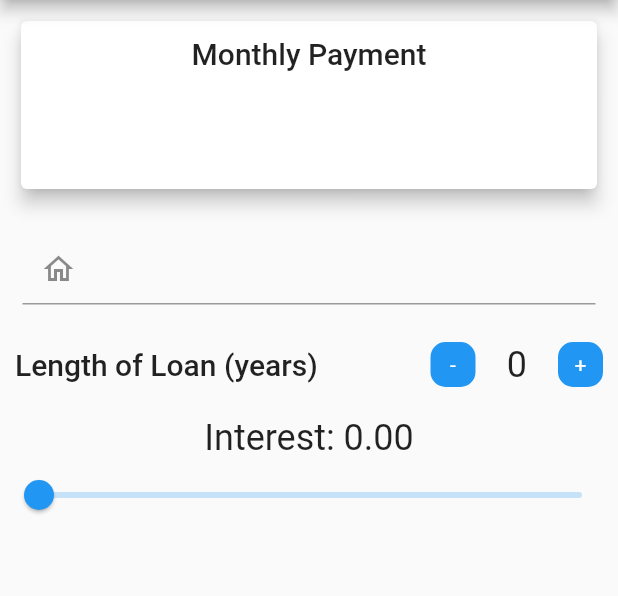
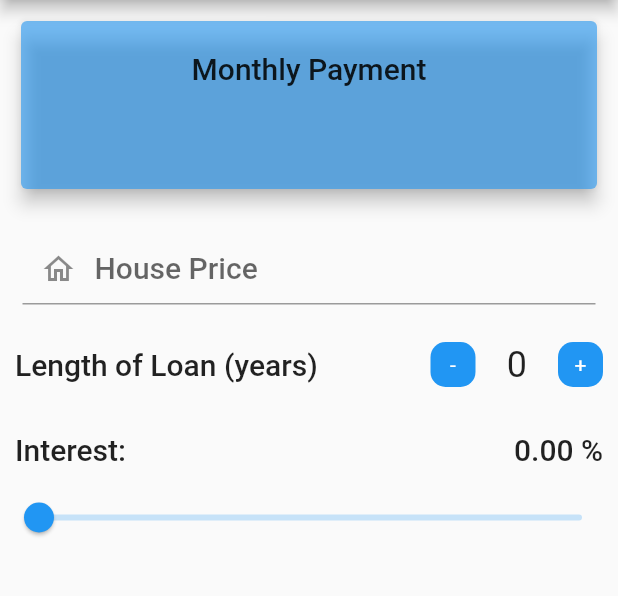
Before and after one commit to maxgdev/mortgage_app, a Flutter app: the screen it shows after launch, on a phone screen of 412 x 824 dp, the part 84-680 px from its top. Run offline on Flutter 3.47's test engine with Material 2 defaults, Android fonts, the phone set to English and light mode, and no system bars.

Commit message:
Final styling after functionality completed

```diff
--- a/lib/main.dart
+++ b/lib/main.dart
@@ -10,7 +10,7 @@ class MyApp extends StatelessWidget {
   Widget build(BuildContext context) {
     return MaterialApp(
       // Hide the Debug banner
-      debugShowCheckedModeBanner: true,
+      debugShowCheckedModeBanner: false,
       title: 'Flutter Mortgage App',
       theme: ThemeData(
         primarySwatch: Colors.blue,
--- a/lib/mortgage_app.dart
+++ b/lib/mortgage_app.dart
@@ -30,10 +30,11 @@ class _MortgageAppState extends State<MortgageApp> {
               margin: EdgeInsets.all(10),
               height: 120,
               child: Card(
+                color: Theme.of(context).primaryColor.withOpacity(0.6),
                   elevation: 5,
                   child: Column(
                     children: [
-                      SizedBox(height: 10),
+                      SizedBox(height: 20),
                       Text(
                         "Monthly Payment",
                         style: Theme.of(context).textTheme.headline6,
@@ -54,9 +55,10 @@ class _MortgageAppState extends State<MortgageApp> {
                   TextField(
                     keyboardType:
                         TextInputType.numberWithOptions(decimal: true),
-                    style: Theme.of(context).textTheme.bodyText1,
+                    style: Theme.of(context).textTheme.headline6,
                     decoration: InputDecoration(
-                      prefixText: "House Price",
+                      hintText: "House Price",
+                      // prefixText: "House Price",
                       prefixIcon: Icon(Icons.home_outlined),
                     ),
                     onChanged: (String inputHousePrice) {
@@ -140,18 +142,21 @@ class _MortgageAppState extends State<MortgageApp> {
               ],
             ),
             SizedBox(height: 10),
-            Row(
-              mainAxisAlignment: MainAxisAlignment.center,
+            Container(
+              margin: EdgeInsets.all(10),
+              child: Row(
+                mainAxisAlignment: MainAxisAlignment.spaceBetween,
                 children: [
                   Container(
                     child: Text(
                       "Interest: ",
-                    style: Theme.of(context).textTheme.headline5,
+                      style: Theme.of(context).textTheme.headline6,
                     ),
                   ),
-                Text("${_interestRate.toStringAsFixed(2)}",
-                    style: Theme.of(context).textTheme.headline5),
+                  Text("${_interestRate.toStringAsFixed(2)} %",
+                      style: Theme.of(context).textTheme.headline6),
                 ],
+              ),
             ),
             Column(
               children: [
```
Also changed, not shown: 1 other file. Lines whose indentation alone changed are shown as unchanged.
